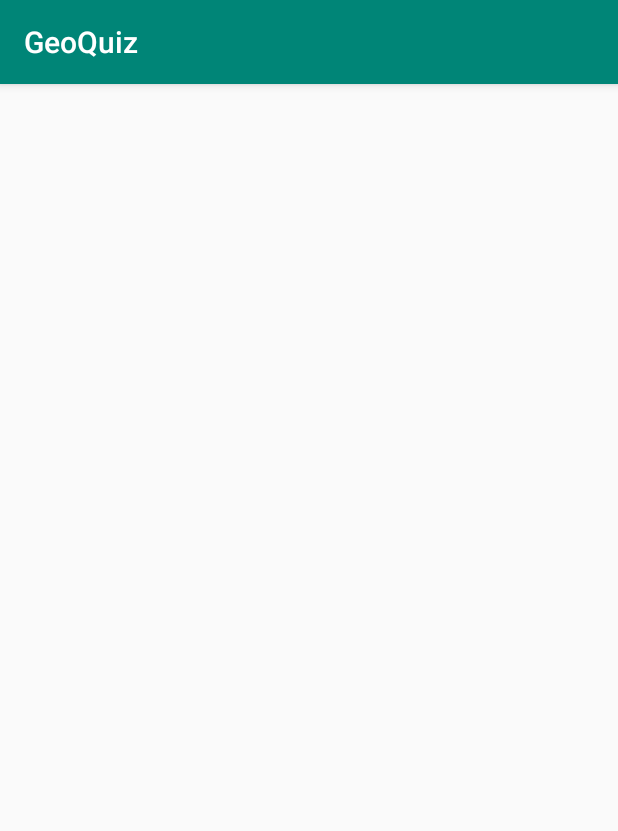
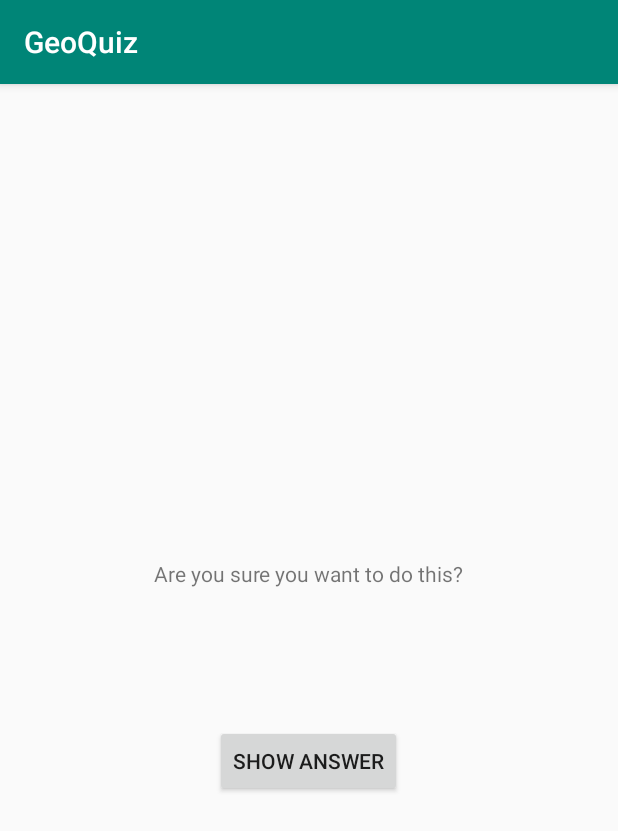
Before and after one commit to vjmarcus/GeoQuiz, an Android app: the CheatActivity screen opened directly, with no data from a screen before it, on a phone screen of 412 x 824 dp. Shown: the top 831 px of the screen. Run offline under Robolectric (Android 15) with nearby library versions, the phone set to English and light mode, and no system bars.

Commit message:
Update CheatActivity

```diff
--- a/app/src/main/java/com/freshappbooks/geoquiz/CheatActivity.java
+++ b/app/src/main/java/com/freshappbooks/geoquiz/CheatActivity.java
@@ -2,13 +2,43 @@ package com.freshappbooks.geoquiz;
 
 import androidx.appcompat.app.AppCompatActivity;
 
+import android.content.Context;
+import android.content.Intent;
 import android.os.Bundle;
+import android.view.View;
+import android.widget.Button;
+import android.widget.TextView;
 
 public class CheatActivity extends AppCompatActivity {
+
+    private static final String EXTRA_ANSWER_IS_TRUE = "true";
+    private boolean answerIsTrue;
+    private Button showAnswerButton;
+    private TextView textViewAnswer;
 
     @Override
     protected void onCreate(Bundle savedInstanceState) {
         super.onCreate(savedInstanceState);
         setContentView(R.layout.activity_cheat);
+
+        answerIsTrue = getIntent().getBooleanExtra(EXTRA_ANSWER_IS_TRUE, false);
+        showAnswerButton = findViewById(R.id.show_answer_button);
+        textViewAnswer = findViewById(R.id.answer_text_view);
+        showAnswerButton.setOnClickListener(new View.OnClickListener() {
+            @Override
+            public void onClick(View v) {
+                if (answerIsTrue) {
+                    textViewAnswer.setText(R.string.question_true);
+                } else {
+                    textViewAnswer.setText(R.string.question_false);
+                }
+            }
+        });
+    }
+
+    public static Intent newIntent(Context context, boolean answerIsTrue) {
+        Intent intent = new Intent(context, CheatActivity.class);
+        intent.putExtra(EXTRA_ANSWER_IS_TRUE, answerIsTrue);
+        return intent;
     }
 }
--- a/app/src/main/res/layout/activity_cheat.xml
+++ b/app/src/main/res/layout/activity_cheat.xml
@@ -1,9 +1,29 @@
 <?xml version="1.0" encoding="utf-8"?>
-<androidx.constraintlayout.widget.ConstraintLayout xmlns:android="http://schemas.android.com/apk/res/android"
+<LinearLayout xmlns:android="http://schemas.android.com/apk/res/android"
     xmlns:app="http://schemas.android.com/apk/res-auto"
     xmlns:tools="http://schemas.android.com/tools"
     android:layout_width="match_parent"
     android:layout_height="match_parent"
+    android:orientation="vertical"
+    android:gravity="center"
     tools:context=".CheatActivity">
 
-</androidx.constraintlayout.widget.ConstraintLayout>
+    <TextView
+        android:layout_width="wrap_content"
+        android:layout_height="wrap_content"
+        android:text="@string/warning_text"
+        android:padding="24dp"/>
+
+    <TextView
+        android:id="@+id/answer_text_view"
+        android:layout_width="wrap_content"
+        android:layout_height="wrap_content"
+        tools:text="Answer"
+        android:padding="24dp"/>
+
+    <Button
+        android:id="@+id/show_answer_button"
+        android:layout_width="wrap_content"
+        android:layout_height="wrap_content"
+        android:text="@string/show_answer_button" />
+</LinearLayout>
--- a/app/src/main/res/layout/activity_main.xml
+++ b/app/src/main/res/layout/activity_main.xml
@@ -58,4 +58,10 @@
             android:contentDescription="@string/desc_arrow_right"/>
     </LinearLayout>
 
+    <Button
+        android:id="@+id/cheat_button"
+        android:layout_width="wrap_content"
+        android:layout_height="wrap_content"
+        android:text="@string/cheat_button" />
+
 </LinearLayout>
```
Also changed, not shown: app/src/main/java/com/freshappbooks/geoquiz/MainActivity.java (+11 -0 lines).
